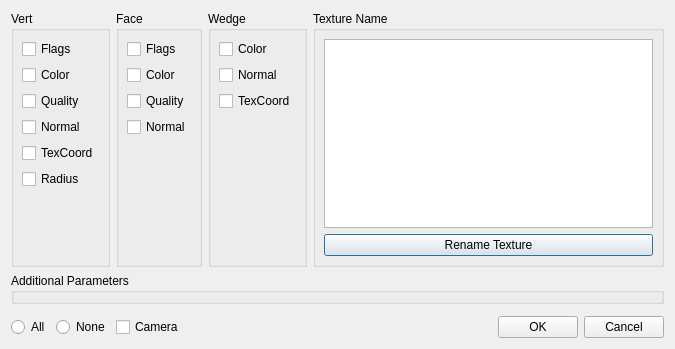
This is src/meshlab/ui/savemaskexporter.ui in cnr-isti-vclab/meshlab as Qt 5 draws it before an edit. The edited form follows.
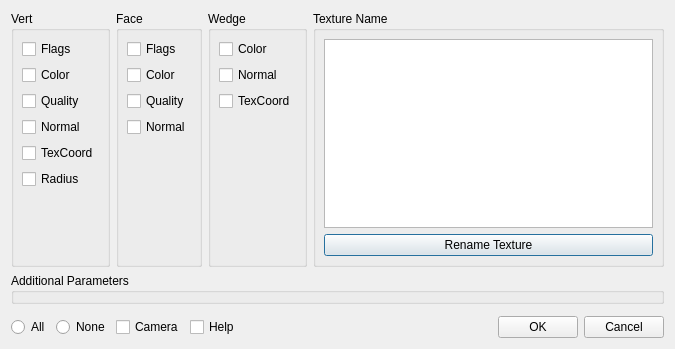
This is the edited form.

Commit message: added help check box

```diff
--- a/src/meshlab/ui/savemaskexporter.ui
+++ b/src/meshlab/ui/savemaskexporter.ui
@@ -12,7 +12,7 @@
   <property name="windowTitle" >
    <string>Dialog</string>
   </property>
-  <layout class="QVBoxLayout" >
+  <layout class="QVBoxLayout" name="verticalLayout" >
    <item>
     <layout class="QHBoxLayout" >
      <property name="spacing" >
@@ -234,13 +234,7 @@
     <widget class="QWidget" native="1" name="layoutWidget" />
    </item>
    <item>
-    <layout class="QHBoxLayout" >
-     <property name="spacing" >
-      <number>6</number>
-     </property>
-     <property name="margin" >
-      <number>0</number>
-     </property>
+    <layout class="QHBoxLayout" name="horizontalLayout" >
      <item>
       <widget class="QRadioButton" name="AllButton" >
        <property name="sizePolicy" >
@@ -278,7 +272,14 @@
       </widget>
      </item>
      <item>
-      <widget class="QWidget" native="1" name="layoutWidget_3" />
+      <widget class="QCheckBox" name="check_help" >
+       <property name="text" >
+        <string>Help</string>
+       </property>
+       <property name="checkable" >
+        <bool>true</bool>
+       </property>
+      </widget>
      </item>
      <item>
       <spacer>
@@ -287,8 +288,8 @@
        </property>
        <property name="sizeHint" stdset="0" >
         <size>
-         <width>40</width>
-         <height>20</height>
+         <width>228</width>
+         <height>19</height>
         </size>
        </property>
       </spacer>
```
The commit also changes 2 other files.
